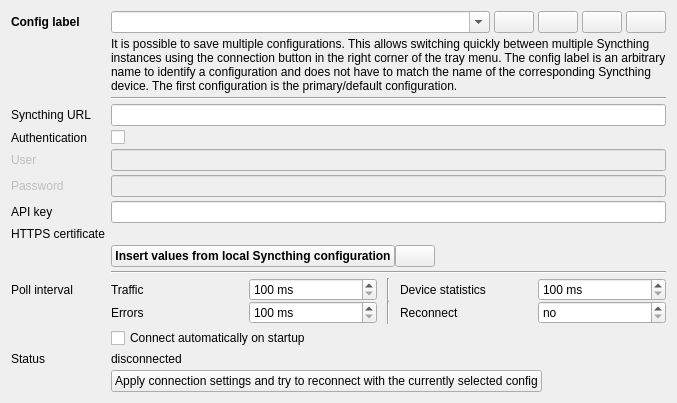
Qt form widgets/settings/connectionoptionpage.ui (Martchus/syncthingtray) before a commit.
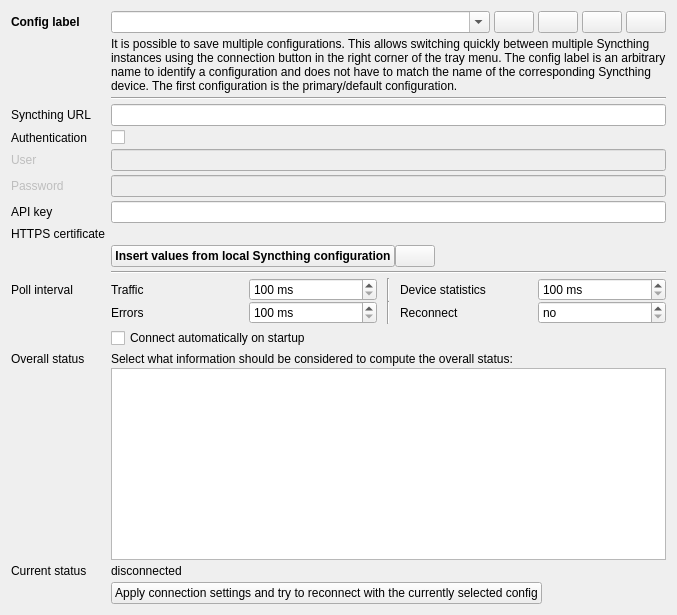
The same form after that commit. Icons and pictures are not drawn. Custom widgets are drawn as their Qt base class.

Commit message:
Add UI to configure what information should be considered to compute overall status
* See https://github.com/Martchus/syncthingtray/issues/74
* See https://github.com/Martchus/syncthingtray/issues/76

Diff of the .ui file:
```diff
--- a/widgets/settings/connectionoptionpage.ui
+++ b/widgets/settings/connectionoptionpage.ui
@@ -3,7 +3,7 @@
  <class>QtGui::ConnectionOptionPage</class>
  <widget class="QWidget" name="QtGui::ConnectionOptionPage">
   <property name="sizePolicy">
-   <sizepolicy hsizetype="Preferred" vsizetype="Maximum">
+   <sizepolicy hsizetype="Preferred" vsizetype="MinimumExpanding">
     <horstretch>0</horstretch>
     <verstretch>0</verstretch>
    </sizepolicy>
@@ -437,20 +437,69 @@
     </widget>
    </item>
    <item row="14" column="0">
-    <widget class="QLabel" name="statusTextLabel">
+    <widget class="QLabel" name="overallStatusLabel">
      <property name="text">
-      <string>Status</string>
+      <string>Overall status</string>
+     </property>
+     <property name="alignment">
+      <set>Qt::AlignLeading|Qt::AlignLeft|Qt::AlignTop</set>
      </property>
     </widget>
    </item>
    <item row="14" column="1">
+    <layout class="QVBoxLayout" name="statusComputionFlagsVerticalLayout">
+     <property name="spacing">
+      <number>2</number>
+     </property>
+     <item>
+      <widget class="QLabel" name="statusComputionFlagsLabel">
+       <property name="text">
+        <string>Select what information should be considered to compute the overall status:</string>
+       </property>
+      </widget>
+     </item>
+     <item>
+      <widget class="QListView" name="statusComputionFlagsListView">
+       <property name="sizePolicy">
+        <sizepolicy hsizetype="Expanding" vsizetype="Minimum">
+         <horstretch>0</horstretch>
+         <verstretch>0</verstretch>
+        </sizepolicy>
+       </property>
+       <property name="minimumSize">
+        <size>
+         <width>0</width>
+         <height>30</height>
+        </size>
+       </property>
+       <property name="flow">
+        <enum>QListView::LeftToRight</enum>
+       </property>
+       <property name="isWrapping" stdset="0">
+        <bool>true</bool>
+       </property>
+       <property name="wordWrap">
+        <bool>true</bool>
+       </property>
+      </widget>
+     </item>
+    </layout>
+   </item>
+   <item row="15" column="0">
+    <widget class="QLabel" name="statusTextLabel">
+     <property name="text">
+      <string>Current status</string>
+     </property>
+    </widget>
+   </item>
+   <item row="15" column="1">
     <widget class="QLabel" name="statusLabel">
      <property name="text">
       <string>disconnected</string>
      </property>
     </widget>
    </item>
-   <item row="17" column="1">
+   <item row="18" column="1">
     <widget class="QPushButton" name="connectPushButton">
      <property name="sizePolicy">
       <sizepolicy hsizetype="Fixed" vsizetype="Fixed">
```
Left out of the diff: 90 changed lines with no effect on the pictures. The commit also changes 8 other files.
